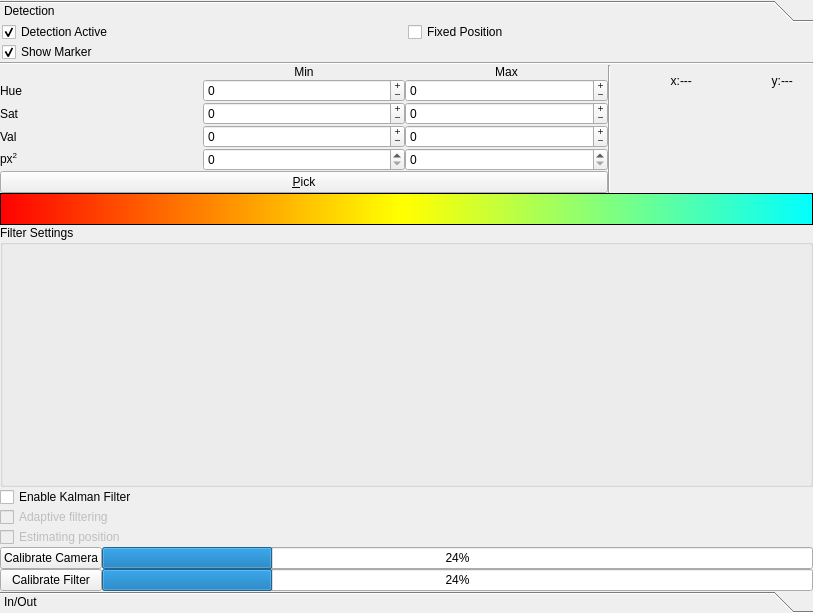
gasparnori/Spotter, file lib/ui/tab_markersUi.ui: the form before one commit.
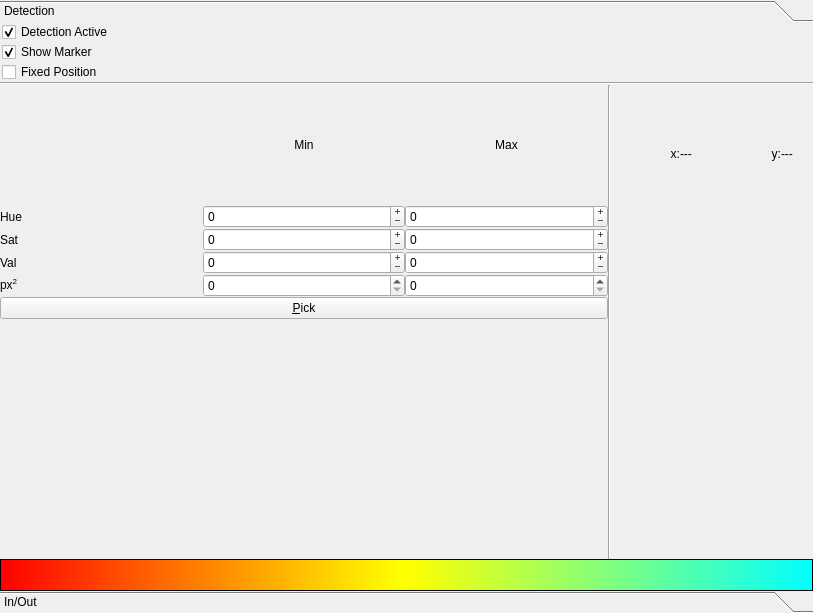
The form after the commit.

Commit message: removed marker filters

What changed in the file:
```diff
--- a/lib/ui/tab_markersUi.ui
+++ b/lib/ui/tab_markersUi.ui
@@ -48,7 +48,7 @@
           <x>0</x>
           <y>0</y>
           <width>811</width>
-          <height>569</height>
+          <height>553</height>
          </rect>
         </property>
         <attribute name="label">
@@ -446,7 +446,7 @@
              </property>
             </widget>
            </item>
-           <item row="0" column="1">
+           <item row="3" column="0">
             <widget class="QCheckBox" name="ckb_fixed_pos">
              <property name="text">
               <string>Fixed Position</string>
@@ -495,75 +495,6 @@
              </property>
             </widget>
            </item>
-           <item>
-            <widget class="QGroupBox" name="FilterSettings">
-             <property name="title">
-              <string>Filter Settings</string>
-             </property>
-            </widget>
-           </item>
-           <item>
-            <widget class="QCheckBox" name="enable_filter">
-             <property name="text">
-              <string>Enable Kalman Filter</string>
-             </property>
-            </widget>
-           </item>
-           <item>
-            <widget class="QCheckBox" name="enable_adaptive">
-             <property name="enabled">
-              <bool>false</bool>
-             </property>
-             <property name="text">
-              <string>Adaptive filtering</string>
-             </property>
-            </widget>
-           </item>
-           <item>
-            <widget class="QCheckBox" name="ckb_prediction">
-             <property name="enabled">
-              <bool>false</bool>
-             </property>
-             <property name="text">
-              <string>Estimating position</string>
-             </property>
-             <property name="checked">
-              <bool>false</bool>
-             </property>
-            </widget>
-           </item>
-           <item>
-            <layout class="QGridLayout" name="gridLayout_12">
-             <item row="1" column="1">
-              <widget class="QProgressBar" name="sensorProgress">
-               <property name="value">
-                <number>24</number>
-               </property>
-              </widget>
-             </item>
-             <item row="1" column="0">
-              <widget class="QPushButton" name="CalibRBtn">
-               <property name="text">
-                <string>Calibrate Camera</string>
-               </property>
-              </widget>
-             </item>
-             <item row="2" column="0">
-              <widget class="QPushButton" name="CalibQBtn">
-               <property name="text">
-                <string>Calibrate Filter</string>
-               </property>
-              </widget>
-             </item>
-             <item row="2" column="1">
-              <widget class="QProgressBar" name="measurementProgress">
-               <property name="value">
-                <number>24</number>
-               </property>
-              </widget>
-             </item>
-            </layout>
-           </item>
           </layout>
          </item>
         </layout>
```
Left out of the diff: 37 changed lines with no effect on the pictures. The commit also changes 20 other files.
